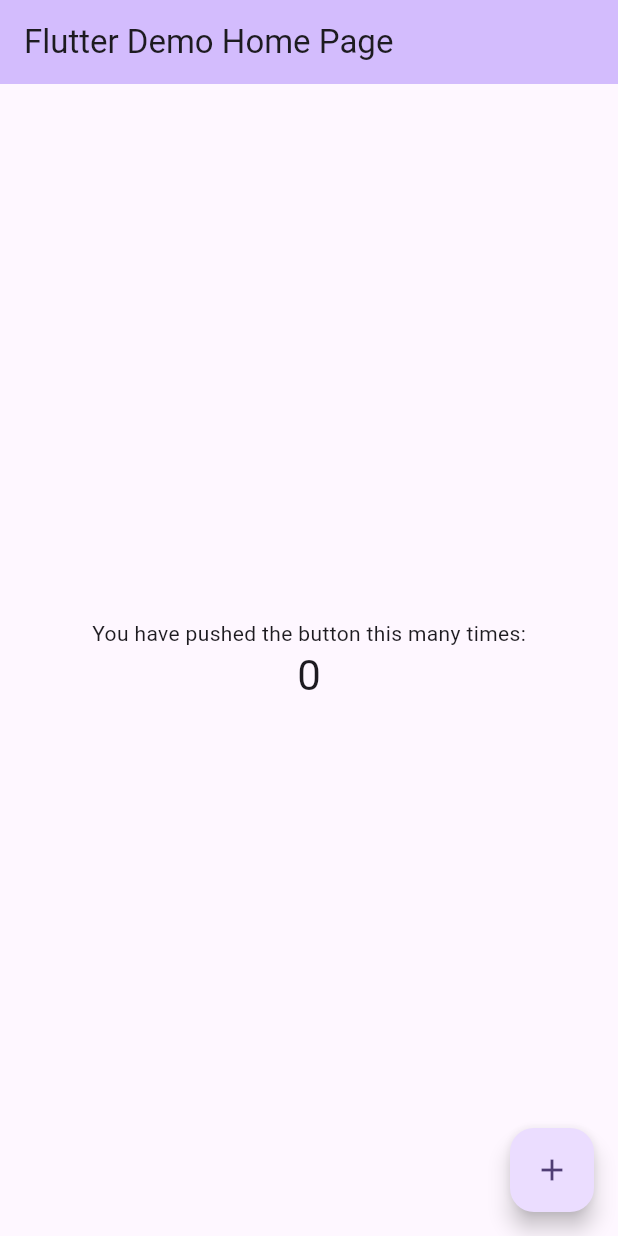
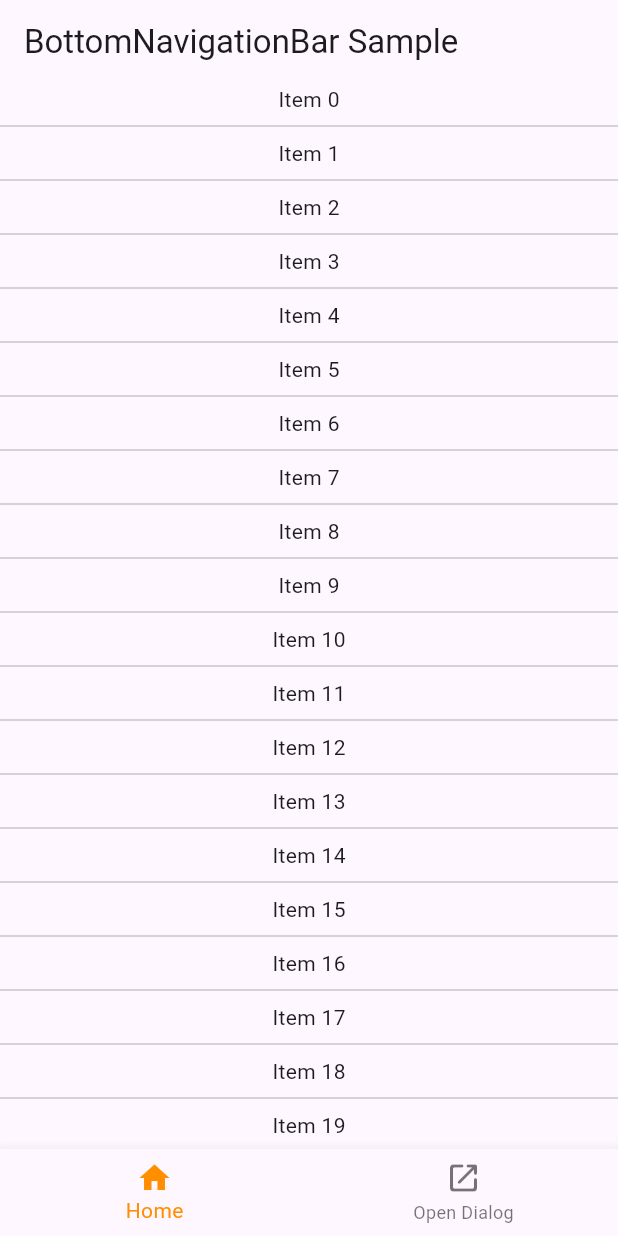
Before and after one commit to iscmiguelsamaniego/navbarsample, a Flutter app: the screen it shows after launch, on a phone screen of 412 x 824 dp. Run offline on Flutter 3.47's test engine with Material 2 defaults, Android fonts, the light colour scheme and no system bars.

Commit message:
Nav bar created!!

```diff
--- a/lib/main.dart
+++ b/lib/main.dart
@@ -1,125 +1,9 @@
 import 'package:flutter/material.dart';
+import 'package:navbarsample/samples/BottomNavBarSample.dart';
 
 void main() {
-  runApp(const MyApp());
+  runApp(MaterialApp(
+    theme : ThemeData(useMaterial3: true),
+    home : const BottomNavSample(),
+  ));
 }
-
-class MyApp extends StatelessWidget {
-  const MyApp({super.key});
-
-  // This widget is the root of your application.
-  @override
-  Widget build(BuildContext context) {
-    return MaterialApp(
-      title: 'Flutter Demo',
-      theme: ThemeData(
-        // This is the theme of your application.
-        //
-        // TRY THIS: Try running your application with "flutter run". You'll see
-        // the application has a blue toolbar. Then, without quitting the app,
-        // try changing the seedColor in the colorScheme below to Colors.green
-        // and then invoke "hot reload" (save your changes or press the "hot
-        // reload" button in a Flutter-supported IDE, or press "r" if you used
-        // the command line to start the app).
-        //
-        // Notice that the counter didn't reset back to zero; the application
-        // state is not lost during the reload. To reset the state, use hot
-        // restart instead.
-        //
-        // This works for code too, not just values: Most code changes can be
-        // tested with just a hot reload.
-        colorScheme: ColorScheme.fromSeed(seedColor: Colors.deepPurple),
-        useMaterial3: true,
-      ),
-      home: const MyHomePage(title: 'Flutter Demo Home Page'),
-    );
-  }
-}
-
-class MyHomePage extends StatefulWidget {
-  const MyHomePage({super.key, required this.title});
-
-  // This widget is the home page of your application. It is stateful, meaning
-  // that it has a State object (defined below) that contains fields that affect
-  // how it looks.
-
-  // This class is the configuration for the state. It holds the values (in this
-  // case the title) provided by the parent (in this case the App widget) and
-  // used by the build method of the State. Fields in a Widget subclass are
-  // always marked "final".
-
-  final String title;
-
-  @override
-  State<MyHomePage> createState() => _MyHomePageState();
-}
-
-class _MyHomePageState extends State<MyHomePage> {
-  int _counter = 0;
-
-  void _incrementCounter() {
-    setState(() {
-      // This call to setState tells the Flutter framework that something has
-      // changed in this State, which causes it to rerun the build method below
-      // so that the display can reflect the updated values. If we changed
-      // _counter without calling setState(), then the build method would not be
-      // called again, and so nothing would appear to happen.
-      _counter++;
-    });
-  }
-
-  @override
-  Widget build(BuildContext context) {
-    // This method is rerun every time setState is called, for instance as done
-    // by the _incrementCounter method above.
-    //
-    // The Flutter framework has been optimized to make rerunning build methods
-    // fast, so that you can just rebuild anything that needs updating rather
-    // than having to individually change instances of widgets.
-    return Scaffold(
-      appBar: AppBar(
-        // TRY THIS: Try changing the color here to a specific color (to
-        // Colors.amber, perhaps?) and trigger a hot reload to see the AppBar
-        // change color while the other colors stay the same.
-        backgroundColor: Theme.of(context).colorScheme.inversePrimary,
-        // Here we take the value from the MyHomePage object that was created by
-        // the App.build method, and use it to set our appbar title.
-        title: Text(widget.title),
-      ),
-      body: Center(
-        // Center is a layout widget. It takes a single child and positions it
-        // in the middle of the parent.
-        child: Column(
-          // Column is also a layout widget. It takes a list of children and
-          // arranges them vertically. By default, it sizes itself to fit its
-          // children horizontally, and tries to be as tall as its parent.
-          //
-          // Column has various properties to control how it sizes itself and
-          // how it positions its children. Here we use mainAxisAlignment to
-          // center the children vertically; the main axis here is the vertical
-          // axis because Columns are vertical (the cross axis would be
-          // horizontal).
-          //
-          // TRY THIS: Invoke "debug painting" (choose the "Toggle Debug Paint"
-          // action in the IDE, or press "p" in the console), to see the
-          // wireframe for each widget.
-          mainAxisAlignment: MainAxisAlignment.center,
-          children: <Widget>[
-            const Text(
-              'You have pushed the button this many times:',
-            ),
-            Text(
-              '$_counter',
-              style: Theme.of(context).textTheme.headlineMedium,
-            ),
-          ],
-        ),
-      ),
-      floatingActionButton: FloatingActionButton(
-        onPressed: _incrementCounter,
-        tooltip: 'Increment',
-        child: const Icon(Icons.add),
-      ), // This trailing comma makes auto-formatting nicer for build methods.
-    );
-  }
-}
--- /dev/null
+++ b/lib/samples/BottomNavBarSample.dart
@@ -0,0 +1,95 @@
+import 'package:flutter/material.dart';
+
+class BottomNavSample extends StatefulWidget {
+
+  const BottomNavSample({super.key});
+
+  @override
+  State<BottomNavSample> createState() {
+    return _BottomNavSampleState();
+  }
+}
+
+class _BottomNavSampleState extends State<BottomNavSample> {
+
+  int _selectedIndex = 0;
+  final ScrollController _homeController = ScrollController();
+
+  Widget _listViewBody() {
+    return ListView.separated(
+        controller: _homeController,
+        itemBuilder: (BuildContext context, int index) {
+          return Center(
+            child: Text(
+                'Item $index'
+            ),
+          );
+        },
+        separatorBuilder: (BuildContext context, int index) =>
+        const Divider(
+          thickness: 1,
+        ),
+        itemCount: 50);
+  }
+
+  @override
+  Widget build(BuildContext context) {
+    return Scaffold(
+      appBar: AppBar(
+        title: const Text('BottomNavigationBar Sample'),
+      ),
+      body: _listViewBody(),
+      bottomNavigationBar: BottomNavigationBar(
+        items: const <BottomNavigationBarItem>[
+          BottomNavigationBarItem(
+            icon: Icon(Icons.home),
+            label: 'Home',
+          ),
+          BottomNavigationBarItem(
+            icon: Icon(Icons.open_in_new_rounded),
+            label: 'Open Dialog',
+          ),
+        ],
+        currentIndex: _selectedIndex,
+        selectedItemColor: Colors.amber[800],
+        onTap: (int index) {
+          switch (index) {
+            case 0:
+            // only scroll to top when current index is selected.
+              if (_selectedIndex == index) {
+                _homeController.animateTo(
+                  0.0,
+                  duration: const Duration(milliseconds: 500),
+                  curve: Curves.easeOut,
+                );
+              }
+            case 1:
+              showModal(context);
+          }
+          setState(
+                () {
+              _selectedIndex = index;
+            },
+          );
+        },
+      ),
+    );
+  }
+
+  void showModal(BuildContext context) {
+    showDialog(
+      context: context,
+      builder: (BuildContext context) => AlertDialog(
+        content: const Text('Example Dialog'),
+        actions: <TextButton>[
+          TextButton(
+            onPressed: () {
+              Navigator.pop(context);
+            },
+            child: const Text('Close'),
+          )
+        ],
+      ),
+    );
+  }
+}
```
Also changed, not shown: 1 other file.
